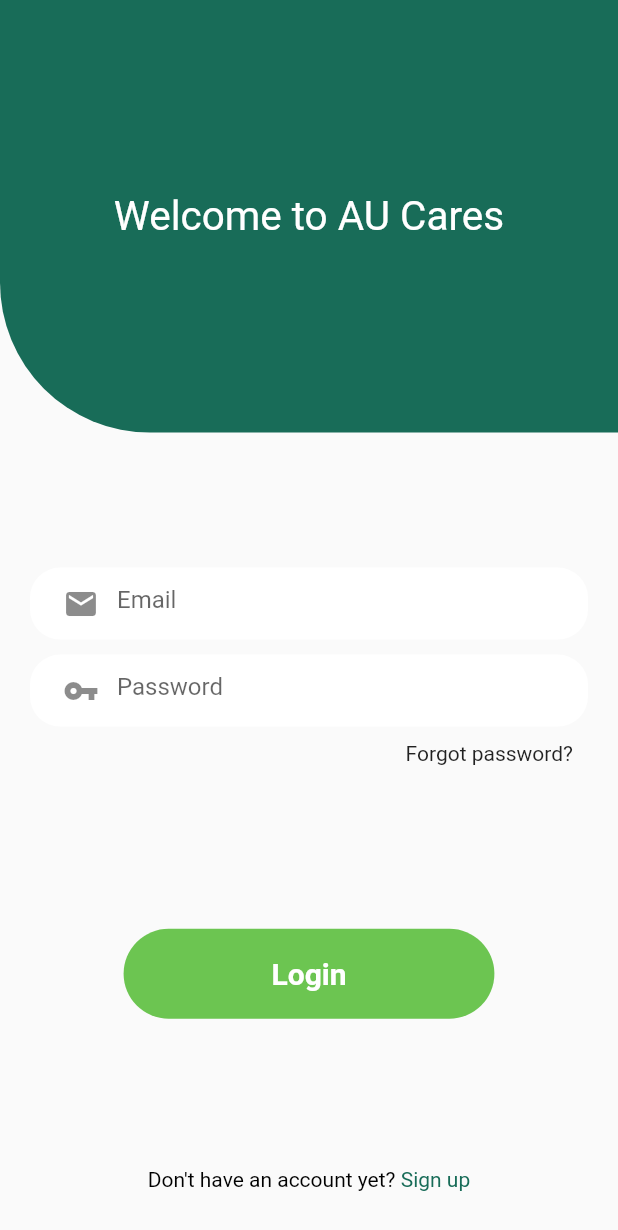
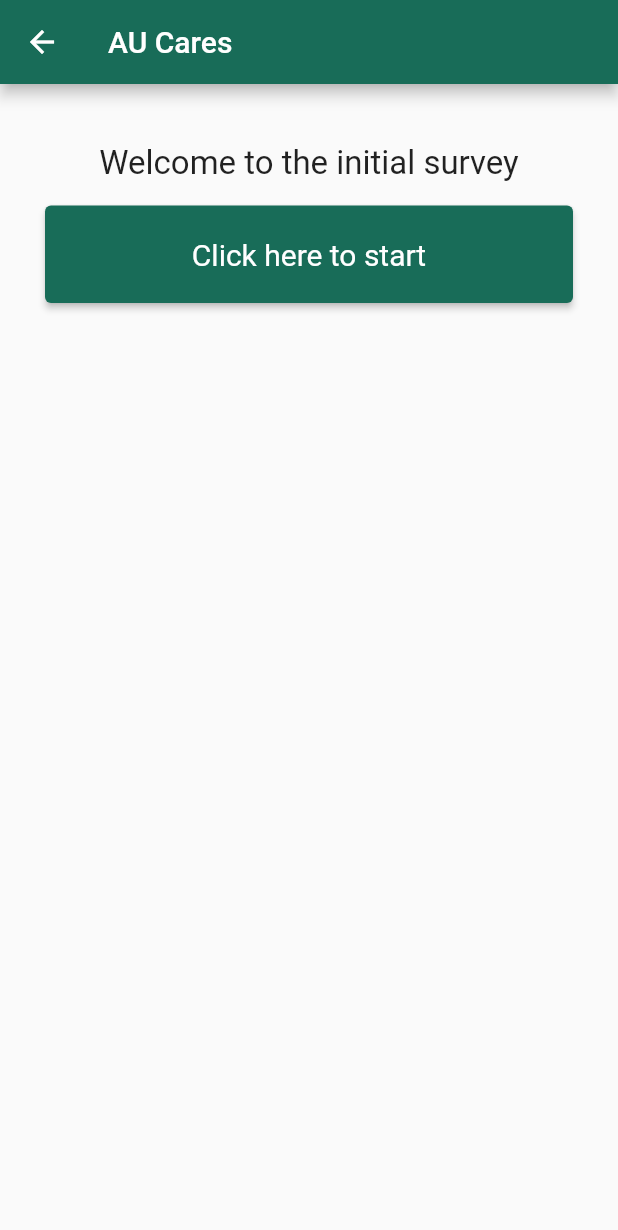
Before and after one commit to AU-Health/au_health_frontend, a Flutter app: the screen it shows after launch, after a tap on "Login", on a phone screen of 412 x 824 dp. Shown: the top 1230 px of the screen. Run offline on Flutter 3.47's test engine with Material 2 defaults, Android fonts, the phone set to English and light mode, and no system bars; our stand-ins replace built_collection, built_value, get_it, hive, hive_flutter; missing offline and left inert: ferry, ferry_exec, ferry_hive_store, gql, gql_code_builder, gql_exec and 1 more; accounts and stored records are empty; statements that could not run were skipped.

Commit message:
add survey to app

```diff
--- a/lib/pages/login_page.dart
+++ b/lib/pages/login_page.dart
@@ -1,3 +1,6 @@
+import 'package:aucares/graphql/queries/login.req.gql.dart';
+import 'package:aucares/pages/survey.dart';
+import 'package:aucares/widgets/error_dialog.dart';
 import 'package:ferry/ferry.dart';
 import 'package:flutter/material.dart';
 import 'package:get_it/get_it.dart';
@@ -57,7 +60,9 @@ class _LoginPageState extends State<LoginPage> {
                         child: SignInButton(
                           buttonText: "Login",
                           onClick: () async {
-                            return;
+                            _login(
+                                email: _emailController.text,
+                                password: _passwordController.text);
                           },
                         ),
                       ),
@@ -91,4 +96,29 @@ class _LoginPageState extends State<LoginPage> {
       ),
     );
   }
+
+  _login({required String email, required String password}) async {
+    final mutation = GLoginReq((b) => b
+      ..vars.input.email = email
+      ..vars.input.password = password);
+
+    final result = await client
+        .request(mutation)
+        .firstWhere((response) => response.dataSource != DataSource.Optimistic);
+
+    if (result.hasErrors) {
+      showGraphQLErrors(context: context, errors: result.graphqlErrors!);
+      return;
+    }
+
+    final data = result.data?.login.toString();
+
+    debugPrint('result $data');
+
+    Navigator.push(
+        context,
+        MaterialPageRoute(
+          builder: (context) => const Survey(),
+        ));
+  }
 }
--- a/lib/pages/registration_page.dart
+++ b/lib/pages/registration_page.dart
@@ -1,3 +1,4 @@
+import 'package:aucares/pages/survey.dart';
 import 'package:aucares/widgets/error_dialog.dart';
 
 import '../widgets/sign_in.dart';
@@ -95,27 +96,13 @@ class _RegistrationPageState extends State<RegistrationPage> {
     );
   }
 
-  /// Show errors returned from the GraphQL server.
-  _showServerErrors({required List<GraphQLError> errors}) {
-    final message = errors.map((e) => e.message).join("\n");
-
-    _showError(message: message);
-  }
-
-  /// Show an error message in a dialog box.
-  _showError({required String message}) {
-    final errorDialog = ErrorDialog(text: message);
-
-    showDialog(context: context, builder: (context) => errorDialog);
-  }
-
   /// Register the new user.
   _register(
       {required String email,
       required String password,
       required String confirmPassword}) async {
     if (password != confirmPassword) {
-      _showError(message: "Passwords do not match");
+      showError(context: context, text: "Passwords do not match");
       return;
     }
 
@@ -128,12 +115,18 @@ class _RegistrationPageState extends State<RegistrationPage> {
         .firstWhere((response) => response.dataSource != DataSource.Optimistic);
 
     if (result.graphqlErrors != null) {
-      _showServerErrors(errors: result.graphqlErrors!);
+      showGraphQLErrors(context: context, errors: result.graphqlErrors!);
       return;
     }
 
     final data = result.data?.register.toString();
 
     debugPrint('result $data');
+
+    Navigator.push(
+        context,
+        MaterialPageRoute(
+          builder: (context) => const Survey(),
+        ));
   }
 }
--- /dev/null
+++ b/lib/pages/survey.dart
@@ -0,0 +1,362 @@
+import 'package:aucares/widgets/survey/quiz.dart';
+import 'package:aucares/widgets/survey/result.dart';
+import 'package:flutter/material.dart';
+
+class Survey extends StatefulWidget {
+  const Survey({Key? key}) : super(key: key);
+
+  @override
+  State<StatefulWidget> createState() {
+    return _SurveyState();
+  }
+}
+
+class _SurveyState extends State<Survey> {
+  final _questions = const [
+    {
+      'questionText': 'Welcome to the initial survey',
+      'answers': [
+        {'text': 'Click here to start', 'score': -2, 'yesFlag': false},
+      ],
+    },
+    {
+      'questionText': 'Q1. On average, how many hours do you sleep per night?',
+      'answers': [
+        {'text': '0-3', 'score': -2, 'yesFlag': false},
+        {'text': '3-5', 'score': -2, 'yesFlag': false},
+        {'text': '5-8', 'score': 10, 'yesFlag': false},
+        {'text': '8+', 'score': -2, 'yesFlag': false},
+      ],
+    },
+    {
+      'questionText':
+          'Q2. How many times a day do you eat a handful size serving of fruits? (Note: two handfuls would count as two times)',
+      'answers': [
+        {'text': '0-1', 'score': -2, 'yesFlag': false},
+        {'text': '2-3', 'score': -2, 'yesFlag': false},
+        {'text': '4-5', 'score': -2, 'yesFlag': false},
+        {'text': '5+', 'score': -2, 'yesFlag': false},
+      ],
+    },
+    {
+      'questionText':
+          ' Q3. How many times a day do you eat a handful size serving of vegetables? (Note: two handfuls would count as two times)',
+      'answers': [
+        {'text': '0-1', 'score': -2, 'yesFlag': false},
+        {'text': '2-3', 'score': 10, 'yesFlag': false},
+        {'text': '4-5', 'score': -2, 'yesFlag': false},
+        {'text': '5+', 'score': -2, 'yesFlag': false},
+      ],
+    },
+    {
+      'questionText':
+          'Q4. On average, how many 8oz glasses of water do you consume per day? (Note: an average size water bottle has 16oz of water and would therefore count as two 8oz glasses)',
+      'answers': [
+        {'text': '0-1', 'score': 10, 'yesFlag': false},
+        {'text': '2-3', 'score': -2, 'yesFlag': false},
+        {'text': '4-5', 'score': -2, 'yesFlag': false},
+        {'text': '5+', 'score': -2, 'yesFlag': false},
+      ],
+    },
+    {
+      'questionText':
+          'Q5. How many hours a week would you say that you exercise at an intensity where it becomes slightly difficult to carry on a conversation?',
+      'answers': [
+        {'text': '0-1 hour', 'score': 10, 'yesFlag': false},
+        {'text': '2-3 hours', 'score': -2, 'yesFlag': false},
+        {'text': '4-5 hours', 'score': -2, 'yesFlag': false},
+        {'text': '5+ hours', 'score': -2, 'yesFlag': false},
+      ],
+    },
+    {
+      'questionText':
+          'Please answer these specific questions to the best of your ability', //more specific
+      'answers': [
+        {'text': 'Next', 'score': 0, 'yesFlag': false},
+      ],
+    },
+    {
+      'questionText':
+          'Hydration: What are your honest feelings on the topic of hydration right now?',
+      'answers': [
+        {
+          'text':
+              'I do not bother with staying hydrated nor am I interested in learning more about adequate hydration and water consumption.',
+          'score': 10,
+          'yesFlag': false
+        },
+        {
+          'text':
+              'I have been interested in learning more about or improving the quality of  my hydration.',
+          'score': -2,
+          'yesFlag': false
+        },
+        {
+          'text':
+              'I have been thinking about ways to achieve adequate hydration and improve my water consumption.',
+          'score': -2,
+          'yesFlag': false
+        },
+        {
+          'text':
+              'I have started improving my hydration and water consumption in the last six months.',
+          'score': -2,
+          'yesFlag': false
+        },
+        {
+          'text':
+              'I have been drinking adequate amounts of water and plan to continue to do so.',
+          'score': -2,
+          'yesFlag': false
+        },
+        {
+          'text':
+              'I was working hard to ensure adequate hydration and water consumption but haven’t been prioritizing it lately.',
+          'score': -2,
+          'yesFlag': false
+        },
+      ],
+    },
+    {
+      'questionText':
+          'Fruits and Vegetables: What are your honest feelings on the topic of fruit and vegetable consumption right now?',
+      'answers': [
+        {
+          'text':
+              'I am not interested in eating more fruits and vegetables right now.',
+          'score': 10,
+          'yesFlag': false
+        },
+        {
+          'text':
+              'I have been thinking about eating more fruits and vegetables.',
+          'score': -2,
+          'yesFlag': false
+        },
+        {
+          'text':
+              'I have been thinking about specific ways to eat more fruits and vegetables.',
+          'score': -2,
+          'yesFlag': false
+        },
+        {
+          'text':
+              'I have started eating more fruits and vegetables in the last six months.',
+          'score': -2,
+          'yesFlag': false
+        },
+        {
+          'text':
+              'I have been eating adequate amounts of fruits and vegetables and plan to continue to do so.',
+          'score': -2,
+          'yesFlag': false
+        },
+        {
+          'text':
+              'I was working hard to ensure I was eating adequate amounts of fruits and vegetables but haven’t been prioritizing it lately.',
+          'score': -2,
+          'yesFlag': false
+        },
+      ],
+    },
+    {
+      'questionText':
+          'Sleep: What are your honest feelings on the topic of sleep right now?',
+      'answers': [
+        {
+          'text':
+              'I am not interested in improving my sleep quality or the amount of sleep that I get.',
+          'score': 10,
+          'yesFlag': false
+        },
+        {
+          'text':
+              'I have been thinking about ways to improve the amount of sleep that I get.',
+          'score': -2,
+          'yesFlag': false
+        },
+        {
+          'text':
+              'I have been thinking about specific ways to improve the quality and amount of sleep that I get.',
+          'score': -2,
+          'yesFlag': false
+        },
+        {
+          'text':
+              'I have started improving the quality of my sleep and getting more sleep within the past 6 months.',
+          'score': -2,
+          'yesFlag': false
+        },
+        {
+          'text':
+              'I have been getting good quality and good amounts of sleep for over 6 months.',
+          'score': -2,
+          'yesFlag': false
+        },
+        {
+          'text':
+              'I was getting good quality and good amounts of sleep but haven’t been prioritizing it lately.',
+          'score': -2,
+          'yesFlag': false
+        },
+      ],
+    },
+    {
+      'questionText':
+          'Physical Activity: What are your honest feelings on the topic of sleep right now?',
+      'answers': [
+        {'text': '', 'score': 10, 'yesFlag': false},
+        {'text': '', 'score': -2, 'yesFlag': false},
+        {'text': '', 'score': -2, 'yesFlag': false},
+        {'text': '', 'score': -2, 'yesFlag': false},
+        {'text': '', 'score': -2, 'yesFlag': false},
+        {'text': '', 'score': -2, 'yesFlag': false},
+      ],
+    },
+    {
+      'questionText':
+          'Emotional: What are your honest feelings on the topic of sleep right now?',
+      'answers': [
+        {'text': '', 'score': 10, 'yesFlag': false},
+        {'text': '', 'score': -2, 'yesFlag': false},
+        {'text': '', 'score': -2, 'yesFlag': false},
+        {'text': '', 'score': -2, 'yesFlag': false},
+        {'text': '', 'score': -2, 'yesFlag': false},
+        {'text': '', 'score': -2, 'yesFlag': false},
+      ],
+    },
+    {
+      'questionText':
+          'Hydration Q1: Has the idea of staying hydrated been off your radar? Is the thought of drinking water or staying hydrated the farthest thing from your mind?',
+      'answers': [
+        {'text': 'Yes', 'score': 10, 'yesFlag': true},
+        {'text': 'No', 'score': -2, 'yesFlag': false},
+      ],
+    },
+    {
+      'questionText':
+          'Hydration Q2: Has the idea of ensuring adequate hydration been on your mind but perhaps you don’t know where to begin, or haven’t had the opportunity to act on this interest yet?',
+      'answers': [
+        {'text': 'Yes', 'score': 10, 'yesFlag': true},
+        {'text': 'No', 'score': -2, 'yesFlag': false},
+      ],
+    },
+    {
+      'questionText':
+          'Hydration Q3: Have you begun to plan out how you can stay better hydrated? Have you explored some of the health impacts of adequate hydration?',
+      'answers': [
+        {'text': 'Yes', 'score': 10, 'yesFlag': true},
+        {'text': 'No', 'score': -2, 'yesFlag': false},
+      ],
+    },
+    {
+      'questionText':
+          'Hydration Q4: Within the last six months, have you began focusing on adequate hydration?',
+      'answers': [
+        {'text': 'Yes', 'score': 10, 'yesFlag': true},
+        {'text': 'No', 'score': -2, 'yesFlag': false},
+      ],
+    },
+    {
+      'questionText':
+          'Hydration Q5: Have you been drinking adequate amounts of water and plan to continue to do so?',
+      'answers': [
+        {'text': 'Yes', 'score': 10, 'yesFlag': true},
+        {'text': 'No', 'score': -2, 'yesFlag': false},
+      ],
+    },
+    {
+      'questionText':
+          'Hydration Q6: Were you previously working hard to ensure adequate hydration and water consumption, but have fallen off of the proverbial horse lately?',
+      'answers': [
+        {'text': 'Yes', 'score': 10, 'yesFlag': true},
+        {'text': 'No', 'score': -2, 'yesFlag': false},
+      ],
+    },
+    {
+      'questionText': 'You have answered all the questions about hydration',
+      'answers': [
+        {'text': 'next', 'score': 10, 'yesFlag': false},
+      ],
+    },
+  ];
+
+  // final _waterQuestions = const [
+  //   {
+  //     'questionText': 'Q100. On average, how many hours do you sleep per night?',
+  //     'answers': [
+  //       {'text': '0-3', 'score': -2},
+  //       {'text': '3-5', 'score': -2},
+  //       {'text': '5-8', 'score': 10},
+  //       {'text': '8+', 'score': -2},
+  //     ],
+  //   }
+  // ];
+
+  var _questionIndex = 0;
+  var _totalScore = 0;
+  var yesFlag = false;
+  // var _waterQuestionIndex = 0;
+
+  void _resetQuiz() {
+    setState(() {
+      _questionIndex = 0;
+      _totalScore = 0;
+    });
+  }
+
+  // void _waterQuiz(){
+  //   setState(() {
+  //     //_waterQuestionIndex = 0;
+  //     _totalScore = 0;
+  //     _waterQuestionIndex = 0;//idk
+  //   });
+  // }
+
+  void _answerQuestion(int score, bool yesFlag) {
+    _totalScore += score;
+
+    setState(() {
+      if (yesFlag == true) {
+        _questionIndex = 18;
+      } else {
+        _questionIndex = _questionIndex + 1;
+      }
+    });
+    debugPrint(_questionIndex.toString());
+    debugPrint(yesFlag.toString());
+    if (_questionIndex < _questions.length) {
+      debugPrint('We have more questions!');
+    } else {
+      debugPrint('No more questions!');
+    }
+  }
+
+  @override
+  Widget build(BuildContext context) {
+    return Scaffold(
+      appBar: AppBar(
+        title: const Text('AU Cares'),
+        backgroundColor: const Color(0xFF186C58),
+      ),
+      body: Padding(
+        padding: const EdgeInsets.all(30.0),
+        child: _questionIndex < _questions.length
+            ? Quiz(
+                answerQuestion: _answerQuestion,
+                questionIndex: _questionIndex,
+                questions: _questions,
+              ) //Quiz
+            : Result(resultScore: _totalScore, resetHandler: _resetQuiz),
+        //: Result(_totalScore, _resetQuiz, _waterQuiz),
+        // child: _questionIndex == _questions.length && _waterQuestionIndex < _waterQuestions.length
+        //     ? Quiz(
+        //   answerQuestion: _answerQuestion,
+        //   waterQuestionIndex: _waterQuestionIndex,
+        //   questions: _waterQuestions,
+        // ) //Quiz
+        //: Result(_totalScore, _resetQuiz, _waterQuiz),
+      ), //Padding
+    ); //MaterialApp
+  }
+}
--- a/lib/widgets/error_dialog.dart
+++ b/lib/widgets/error_dialog.dart
@@ -1,4 +1,5 @@
 import 'package:flutter/material.dart';
+import 'package:gql_exec/gql_exec.dart';
 
 /// Build error dialog to show when there is an error. Use [showDialog] to show the errors on the page.
 class ErrorDialog extends StatelessWidget {
@@ -22,3 +23,23 @@ class ErrorDialog extends StatelessWidget {
     );
   }
 }
+
+/// Show an error message in a dialog box.
+showError({required BuildContext context, required String text}) {
+  showDialog(
+    context: context,
+    builder: (BuildContext context) {
+      return ErrorDialog(text: text);
+    },
+  );
+}
+
+/// Show errors returned from the GraphQL server.
+showGraphQLErrors(
+    {required BuildContext context, required List<GraphQLError> errors}) {
+  final String errorText = errors.map((GraphQLError error) {
+    return error.message;
+  }).join("\n");
+
+  showError(context: context, text: errorText);
+}
--- /dev/null
+++ b/lib/widgets/survey/answer.dart
@@ -0,0 +1,31 @@
+import 'package:flutter/material.dart';
+
+class Answer extends StatelessWidget {
+  //final Function selectHandler;
+  final VoidCallback selectHandler;
+  final String answerText;
+
+  const Answer(
+      {Key? key, required this.selectHandler, required this.answerText})
+      : super(key: key);
+
+  @override
+  Widget build(BuildContext context) {
+    return Container(
+      width: double.infinity,
+      height: 70.0,
+      padding: const EdgeInsets.only(top: 5),
+      child: ElevatedButton(
+        style: ButtonStyle(
+          backgroundColor: MaterialStateProperty.all(const Color(0xFF186C58)),
+          textStyle: MaterialStateProperty.all(const TextStyle(
+            color: Colors.white,
+            fontSize: 20.0,
+          )),
+        ),
+        child: Text(answerText),
+        onPressed: selectHandler,
+      ), //RaisedButton
+    ); //Container
+  }
+}
--- /dev/null
+++ b/lib/widgets/survey/question.dart
@@ -0,0 +1,20 @@
+import 'package:flutter/material.dart';
+
+class Question extends StatelessWidget {
+  final String questionText;
+
+  const Question({Key? key, required this.questionText}) : super(key: key);
+
+  @override
+  Widget build(BuildContext context) {
+    return Container(
+      width: double.infinity,
+      margin: const EdgeInsets.all(10),
+      child: Text(
+        questionText,
+        style: const TextStyle(fontSize: 22),
+        textAlign: TextAlign.center,
+      ), //Text
+    ); //Container
+  }
+}
--- /dev/null
+++ b/lib/widgets/survey/quiz.dart
@@ -0,0 +1,36 @@
+import 'package:flutter/material.dart';
+
+import './answer.dart';
+import './question.dart';
+
+class Quiz extends StatelessWidget {
+  //final List<Map<String, Object>> questions;
+  final List questions;
+  final int questionIndex;
+  final Function answerQuestion;
+
+  const Quiz({
+    Key? key,
+    required this.questions,
+    required this.answerQuestion,
+    required this.questionIndex,
+  }) : super(key: key);
+
+  @override
+  Widget build(BuildContext context) {
+    return Column(
+      children: [
+        Question(
+          questionText: questions[questionIndex]['questionText'],
+        ), //Question
+        ...(questions[questionIndex]['answers'] as List<Map<String, Object>>)
+            .map((answer) {
+          return Answer(
+              selectHandler: () =>
+                  answerQuestion(answer['score'], answer['yesFlag']),
+              answerText: answer['text'].toString());
+        }).toList()
+      ],
+    ); //Column
+  }
+}
--- /dev/null
+++ b/lib/widgets/survey/result.dart
@@ -0,0 +1,57 @@
+import 'package:flutter/material.dart';
+
+class Result extends StatelessWidget {
+  final int resultScore;
+  //final Function resetHandler;
+  final VoidCallback resetHandler;
+  // final VoidCallback waterHandler;
+
+  const Result(
+      {Key? key, required this.resultScore, required this.resetHandler})
+      : super(key: key);
+  //  Result(this.resultScore, this.resetHandler, this.waterHandler);
+
+  //Remark Logic
+  String get resultPhrase {
+    String resultText =
+        'You have finished the initial survey. Here are your results:';
+
+    return resultText;
+  }
+
+  @override
+  Widget build(BuildContext context) {
+    return Center(
+      child: Column(
+        mainAxisAlignment: MainAxisAlignment.center,
+        children: <Widget>[
+          Text(
+            resultPhrase,
+            style: const TextStyle(fontSize: 26, fontWeight: FontWeight.bold),
+            textAlign: TextAlign.center,
+          ),
+          // Text(
+          //   'Score ' '$resultScore',
+          //   style: TextStyle(fontSize: 36, fontWeight: FontWeight.bold),
+          //   textAlign: TextAlign.center,
+          // ), //Text
+          FlatButton(
+            child: Text(
+              'Restart Quiz!',
+            ), //Text
+            textColor: Colors.blue,
+            onPressed: resetHandler,
+            //onPressed: waterHandler,
+          ), //FlatButton
+          // FlatButton(
+          //   child: Text(
+          //     'Water Quiz!',
+          //   ),
+          //   textColor: Colors.blue,
+          //   onPressed: waterHandler,
+          // ),
+        ], //<Widget>[]
+      ), //Column
+    ); //Center
+  }
+}
```
Also changed, not shown: lib/widgets/survey/waterQuiz.dart (added, +33 -0 lines).
